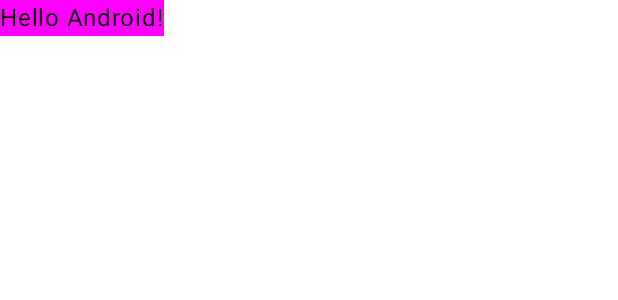
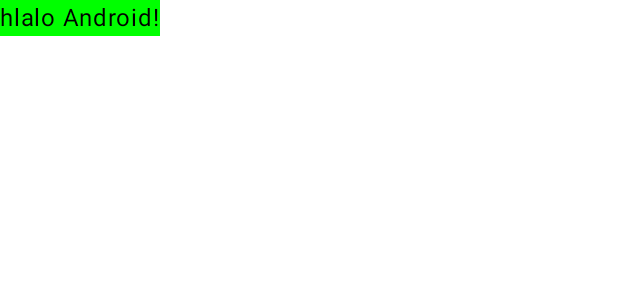
Before and after one commit to omeryildizce/Android-Mobil-Uygulama-Ileri-Seviye, an Android app built with Jetpack Compose: the @Preview function GreetingPreview, on a phone screen of 412 x 824 dp. Shown: the top 300 px of the screen. Run offline under Robolectric (Android 15) with nearby library versions, the phone set to English and light mode, and no system bars.

Commit message:
Update MainActivity.kt

```diff
--- a/s05_CryptoCrazyApp/CryptoCrazy/app/src/main/java/com/omeryildizce/cryptocrazy/MainActivity.kt
+++ b/s05_CryptoCrazyApp/CryptoCrazy/app/src/main/java/com/omeryildizce/cryptocrazy/MainActivity.kt
@@ -34,8 +34,8 @@
 @Composable
 fun Greeting(name: String, modifier: Modifier = Modifier) {
     Text(
-        text = "Hello $name!",
-        modifier = modifier.background(Color.Magenta)
+        text = "hlalo $name!",
+        modifier = modifier.background(Color.Green)
     )
 }
 
```
